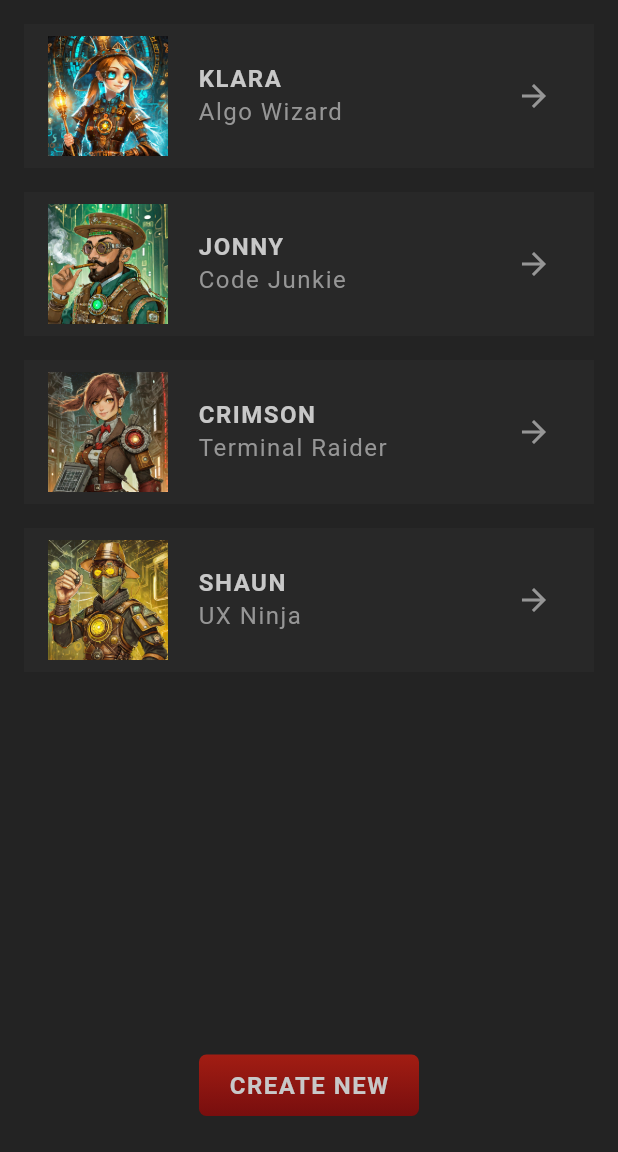
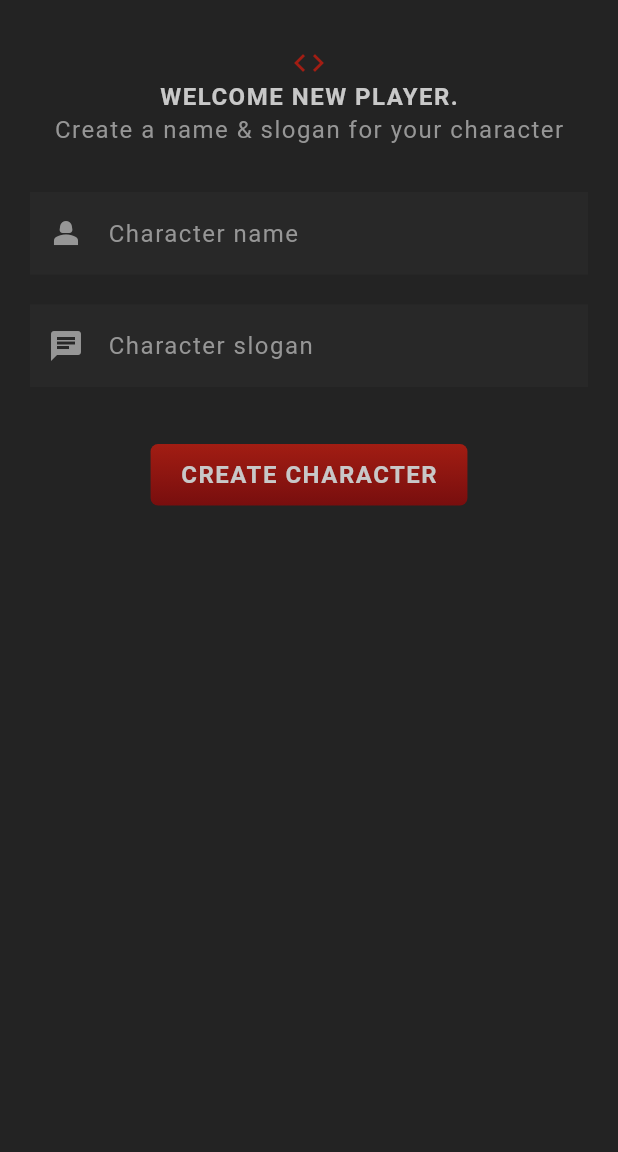
Before and after one commit to kabelom86/flutter_rpg, a Flutter app: the screen it shows after launch, on a phone screen of 412 x 824 dp, the part 84-1236 px from its top. Run offline on Flutter 3.47's test engine with Material 3 defaults, Android fonts, the phone set to English and light mode, and no system bars; our stand-ins replace google_fonts; missing offline and left inert: dart:ffi; Roboto replaces fonts that are missing (Kanit).

Commit message:
created a new file for user character creation, added custom input decoration theme

```diff
--- a/lib/main.dart
+++ b/lib/main.dart
@@ -1,10 +1,11 @@
 import 'package:flutter/material.dart';
+import 'package:flutter_rpg/screens/create/create.dart';
 import 'package:flutter_rpg/screens/home/home.dart';
 import 'package:flutter_rpg/themes.dart';
 
 void main() {
   runApp(MaterialApp(
     theme: primaryTheme,
-    home: const Home(),
+    home: const Create(),
   ));
 }
--- /dev/null
+++ b/lib/screens/create/create.dart
@@ -0,0 +1,97 @@
+import 'package:flutter/material.dart';
+import 'package:flutter_rpg/shared/styled_button.dart';
+import 'package:flutter_rpg/shared/styled_text.dart';
+import 'package:flutter_rpg/themes.dart';
+import 'package:google_fonts/google_fonts.dart';
+
+class Create extends StatefulWidget {
+  const Create({super.key});
+
+  @override
+  State<Create> createState() => _CreateState();
+}
+
+class _CreateState extends State<Create> {
+  final _nameController = TextEditingController();
+  final _sloganController = TextEditingController();
+
+  @override
+  void dispose() {
+    // TODO: implement dispose
+    _nameController.dispose();
+    _sloganController.dispose();
+    super.dispose();
+  }
+
+  // submit handler
+  void handleSubmit() {
+    if (_nameController.text.trim().isEmpty) {
+      print('name must not be empty');
+      return;
+    }
+    if (_sloganController.text.trim().isEmpty) {
+      print('slogan must not be empty');
+      return;
+    }
+
+    print(_nameController.text);
+    print(_sloganController.text);
+  }
+
+  @override
+  Widget build(BuildContext context) {
+    return Scaffold(
+      appBar: AppBar(
+        title: const StyledTitle('Your Character'),
+        centerTitle: true,
+      ),
+      body: Container(
+        padding: const EdgeInsets.symmetric(vertical: 30, horizontal: 20),
+        child: Column(
+          children: [
+            // welcome message
+            Center(
+              child: Icon(Icons.code, color: AppColors.primaryColor),
+            ),
+            const Center(
+              child: StyledHeadline('Welcome new player.'),
+            ),
+            const Center(
+              child: StyledText('Create a name & slogan for your character'),
+            ),
+            const SizedBox(height: 30),
+            // input for name and slogan
+            TextField(
+              controller: _nameController,
+              style: GoogleFonts.kanit(
+                textStyle: Theme.of(context).textTheme.bodyMedium,
+              ),
+              decoration: const InputDecoration(
+                prefixIcon: Icon(Icons.person_2),
+                label: StyledText('Character name'),
+              ),
+            ),
+            const SizedBox(height: 20),
+            TextField(
+              controller: _sloganController,
+              style: GoogleFonts.kanit(
+                textStyle: Theme.of(context).textTheme.bodyMedium,
+              ),
+              decoration: const InputDecoration(
+                prefixIcon: Icon(Icons.chat),
+                label: StyledText('Character slogan'),
+              ),
+            ),
+            const SizedBox(height: 30),
+            Center(
+              child: StyledButton(
+                onPressed: handleSubmit,
+                child: const StyledHeadline('Create Character'),
+              ),
+            ),
+          ],
+        ),
+      ),
+    );
+  }
+}
--- a/lib/themes.dart
+++ b/lib/themes.dart
@@ -1,3 +1,5 @@
+import 'dart:ffi';
+
 import 'package:flutter/material.dart';
 
 class AppColors {
@@ -55,4 +57,13 @@ ThemeData primaryTheme = ThemeData(
     shadowColor: Colors.transparent,
     margin: const EdgeInsets.only(bottom: 16),
   ),
+
+  // input decoration theme
+  inputDecorationTheme: InputDecorationTheme(
+    filled: true,
+    fillColor: AppColors.secondaryColor.withOpacity(0.5),
+    border: InputBorder.none,
+    labelStyle: TextStyle(color: AppColors.textColor),
+    prefixIconColor: AppColors.textColor,
+  ),
 );
```
